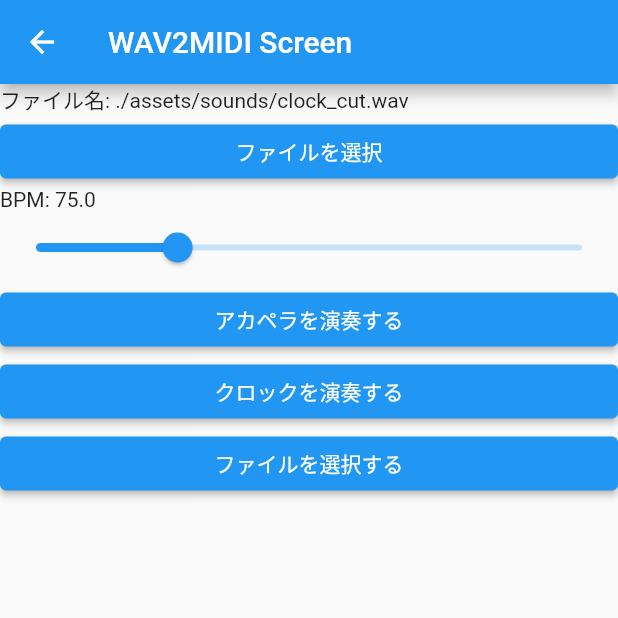
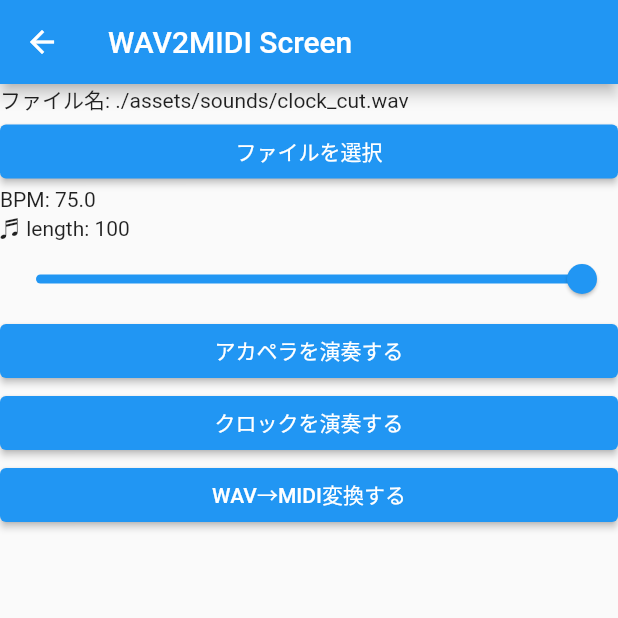
Before and after one commit to O01o/flutter_hanauta, a Flutter app: the Wav2MidiScreen screen opened by its route, on a phone screen of 412 x 824 dp, the top half of it. Run offline on Flutter 3.47's test engine with Material 2 defaults, Android fonts, the light colour scheme and no system bars; our stand-ins replace dio, file_picker, flutter_riverpod; missing offline and left inert: flutter_sound.

Commit message:
adjusted bpm range

```diff
--- a/lib/providers/sample_rate_provider.dart
+++ b/lib/providers/sample_rate_provider.dart
@@ -1,3 +1,3 @@
 import 'package:flutter_riverpod/flutter_riverpod.dart';
 
-final countProvider = StateProvider.autoDispose<double>((ref) => 100);
+final countProvider = StateProvider.autoDispose<int>((ref) => 100);
--- /dev/null
+++ b/lib/style.dart
@@ -0,0 +1,9 @@
+import 'package:flutter/material.dart';
+
+ButtonStyle styleColorToggle(bool flag) {
+  return ButtonStyle(
+    backgroundColor: flag
+    ? MaterialStateProperty.all(Colors.red)
+    : MaterialStateProperty.all(Colors.blue)
+  );
+}
--- a/lib/widgets/wav2midi_screen.dart
+++ b/lib/widgets/wav2midi_screen.dart
@@ -3,10 +3,12 @@ import 'dart:core';
 import 'dart:convert';
 import 'dart:io';
 
+import 'package:flutter_hanauta/style.dart';
 import 'package:flutter_hanauta/providers/wav2midi_providers.dart';
 
 import 'package:flutter_riverpod/flutter_riverpod.dart';
 import 'package:file_picker/file_picker.dart';
+import 'package:dio/dio.dart';
 
 class Wav2MidiScreen extends ConsumerWidget {
   const Wav2MidiScreen({Key? key, required this.title}) : super(key: key);
@@ -16,6 +18,7 @@ class Wav2MidiScreen extends ConsumerWidget {
   @override
   Widget build(BuildContext context, WidgetRef ref) {
     const int sampleRate = 8000;
+    final dio = Dio();
 
     return Scaffold(
       appBar: AppBar(
@@ -40,20 +43,22 @@ class Wav2MidiScreen extends ConsumerWidget {
                   }
                 ),
                 const Spacer(),
-                Text("BPM: ${sampleRate*(60/4) / (16*ref.watch(countProvider))}"),
+                Text("BPM: ${sampleRate*(60/4) / (16*ref.watch(countProvider)) ~/ 0.01 / 100}"),
+                Text("♬ length: ${ref.watch(countProvider)}"),
                 Slider(
-                  value: ref.watch(countProvider),
+                  value: ref.watch(countProvider).toDouble(),
                   onChanged: (newRate) {
-                    ref.watch(countProvider.notifier).state = newRate;
+                    ref.watch(countProvider.notifier).state = newRate.toInt();
                   },
-                  min: 30,
-                  max: 300,
+                  min: 25,
+                  max: 100,
                 ),
                 ElevatedButton(
                   child: Text(ref.watch(acappellaFlagProvider)
                   ? "アカペラを止める"
                   : "アカペラを演奏する"
                   ),
+                  style: styleColorToggle(ref.watch(recordingFlagProvider)),
                   onPressed: () => ref.watch(acappellaFlagProvider.notifier).switching(),
                 ),
                 ElevatedButton(
@@ -61,11 +66,15 @@ class Wav2MidiScreen extends ConsumerWidget {
                   ? "クロックを止める"
                   : "クロックを演奏する"
                   ),
+                  style: styleColorToggle(ref.watch(recordingFlagProvider)),
                   onPressed: () => ref.watch(clockFlagProvider.notifier).switching()
                 ),
                 ElevatedButton(
-                  child: const Text("ファイルを選択する"),
-                  onPressed: () {}
+                  child: const Text("WAV→MIDI変換する"),
+                  onPressed: () async {
+                    final response = await dio.get("http://127.0.0.1:8000");
+                    print(response.data.toString());
+                  }
                 ),
               ]
             )
@@ -152,5 +161,4 @@ class Wav2MidiScreen extends ConsumerWidget {
     );
   }
 }
-
 */
--- a/pubspec.yaml
+++ b/pubspec.yaml
@@ -40,6 +40,7 @@ dependencies:
   flutter_riverpod: ^2.2.0
   flutter_sound: ^9.2.13
   path_provider: ^2.0.13
+  just_audio: ^0.9.31
 
 dev_dependencies:
   flutter_test:
```
Also changed, not shown: lib/widgets/recording_screen.dart (+2 -7 lines), 5 other files.
